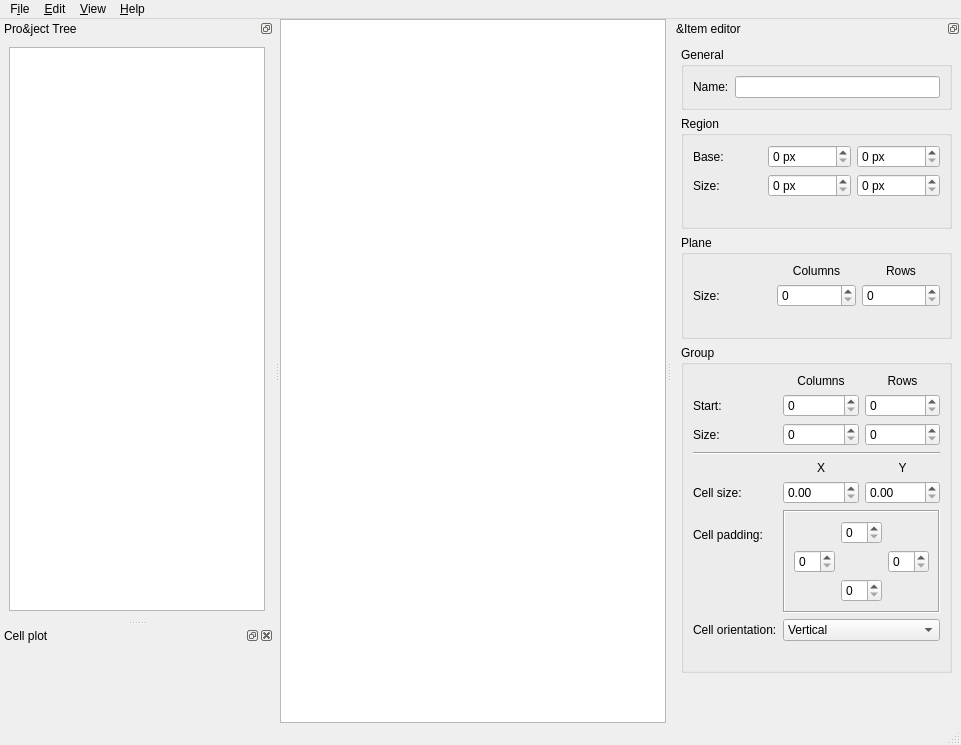
First picture: the form in pla/qtui/main.ui, repository peterbjornx/pladecode, before the edit.
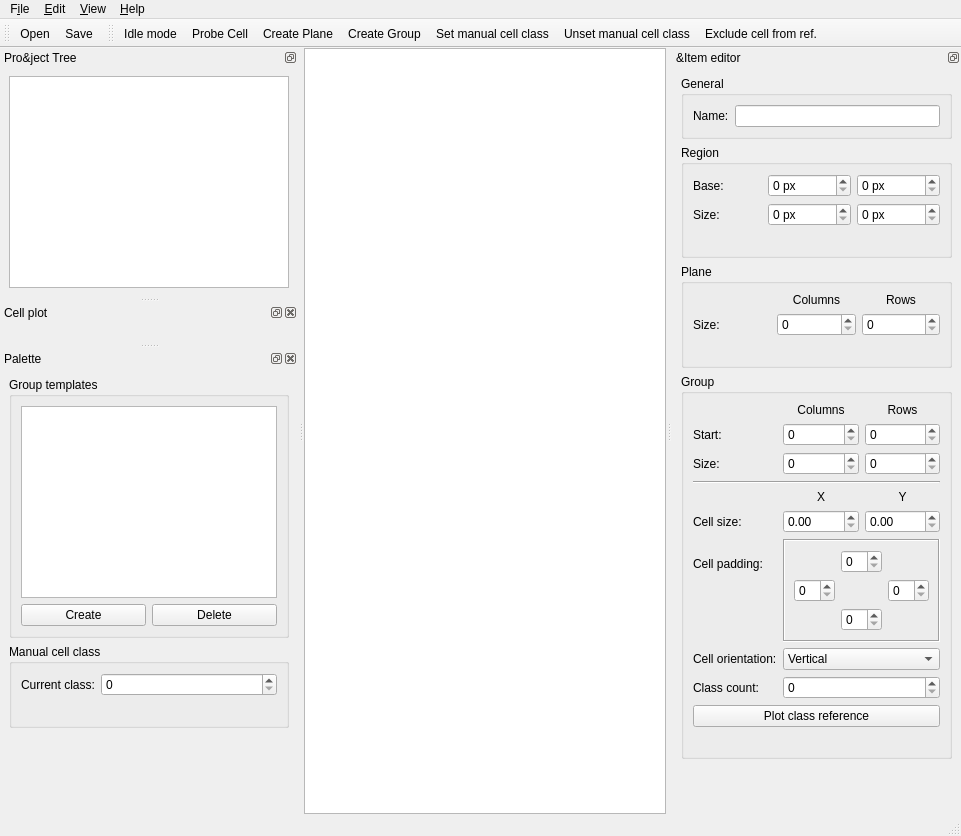
Second picture: the form after the edit. Icons and pictures are not drawn. Custom widgets are drawn as their Qt base class.

```diff
--- a/pla/qtui/main.ui
+++ b/pla/qtui/main.ui
@@ -7,7 +7,7 @@
     <x>0</x>
     <y>0</y>
     <width>961</width>
-    <height>745</height>
+    <height>836</height>
    </rect>
   </property>
   <property name="windowTitle">
@@ -336,6 +336,27 @@
           </property>
          </widget>
         </item>
+        <item row="10" column="1" colspan="2">
+         <widget class="QComboBox" name="cellOrientationCombo">
+          <item>
+           <property name="text">
+            <string>Vertical</string>
+           </property>
+          </item>
+          <item>
+           <property name="text">
+            <string>Horizontal</string>
+           </property>
+          </item>
+         </widget>
+        </item>
+        <item row="10" column="0">
+         <widget class="QLabel" name="label_15">
+          <property name="text">
+           <string>Cell orientation:</string>
+          </property>
+         </widget>
+        </item>
         <item row="1" column="0">
          <widget class="QLabel" name="label_5">
           <property name="text">
@@ -414,7 +435,7 @@
           </layout>
          </widget>
         </item>
-        <item row="11" column="1" colspan="2">
+        <item row="14" column="1" colspan="2">
          <spacer name="horizontalSpacer_3">
           <property name="orientation">
            <enum>Qt::Horizontal</enum>
@@ -427,6 +448,16 @@
           </property>
          </spacer>
         </item>
+        <item row="11" column="0">
+         <widget class="QLabel" name="label_16">
+          <property name="text">
+           <string>Class count:</string>
+          </property>
+         </widget>
+        </item>
+        <item row="11" column="1" colspan="2">
+         <widget class="QSpinBox" name="classCountSpin"/>
+        </item>
         <item row="0" column="2">
          <widget class="QLabel" name="label_9">
           <property name="text">
@@ -454,24 +485,10 @@
           </property>
          </widget>
         </item>
-        <item row="10" column="1" colspan="2">
-         <widget class="QComboBox" name="cellOrientationCombo">
-          <item>
-           <property name="text">
-            <string>Vertical</string>
-           </property>
-          </item>
-          <item>
-           <property name="text">
-            <string>Horizontal</string>
-           </property>
-          </item>
-         </widget>
-        </item>
-        <item row="10" column="0">
-         <widget class="QLabel" name="label_15">
+        <item row="12" column="0" colspan="3">
+         <widget class="QPushButton" name="plotRefButton">
           <property name="text">
-           <string>Cell orientation:</string>
+           <string>Plot class reference</string>
           </property>
          </widget>
         </item>
@@ -509,6 +526,123 @@
     </layout>
    </widget>
   </widget>
+  <widget class="QToolBar" name="modeToolbar">
+   <property name="windowTitle">
+    <string>toolBar</string>
+   </property>
+   <property name="toolButtonStyle">
+    <enum>Qt::ToolButtonTextUnderIcon</enum>
+   </property>
+   <attribute name="toolBarArea">
+    <enum>TopToolBarArea</enum>
+   </attribute>
+   <attribute name="toolBarBreak">
+    <bool>false</bool>
+   </attribute>
+   <addaction name="action_OpenFile"/>
+   <addaction name="action_SaveFile"/>
+  </widget>
+  <widget class="QToolBar" name="fileToolbar">
+   <property name="windowTitle">
+    <string>toolBar_2</string>
+   </property>
+   <attribute name="toolBarArea">
+    <enum>TopToolBarArea</enum>
+   </attribute>
+   <attribute name="toolBarBreak">
+    <bool>false</bool>
+   </attribute>
+   <addaction name="action_IdleMode"/>
+   <addaction name="action_ProbeCell"/>
+   <addaction name="action_CreatePlane"/>
+   <addaction name="action_CreateGroup"/>
+   <addaction name="action_SetCell"/>
+   <addaction name="action_ResetCell"/>
+   <addaction name="action_ExcCell"/>
+  </widget>
+  <widget class="QDockWidget" name="paletteDock">
+   <property name="windowTitle">
+    <string>Palette</string>
+   </property>
+   <attribute name="dockWidgetArea">
+    <number>1</number>
+   </attribute>
+   <widget class="QWidget" name="dockWidgetContents_5">
+    <layout class="QVBoxLayout" name="verticalLayout_3">
+     <item>
+      <widget class="QGroupBox" name="groupTempleGroup">
+       <property name="title">
+        <string>Group templates</string>
+       </property>
+       <layout class="QGridLayout" name="gridLayout_8">
+        <item row="1" column="0">
+         <widget class="QPushButton" name="createGroupTmplBtn">
+          <property name="text">
+           <string>Create</string>
+          </property>
+         </widget>
+        </item>
+        <item row="1" column="1">
+         <widget class="QPushButton" name="deleteGroupTmplBtn">
+          <property name="text">
+           <string>Delete</string>
+          </property>
+         </widget>
+        </item>
+        <item row="0" column="0" colspan="2">
+         <widget class="QListView" name="groupTemplateList"/>
+        </item>
+       </layout>
+      </widget>
+     </item>
+     <item>
+      <widget class="QGroupBox" name="groupBox_2">
+       <property name="title">
+        <string>Manual cell class</string>
+       </property>
+       <layout class="QGridLayout" name="gridLayout_9">
+        <item row="0" column="0">
+         <widget class="QLabel" name="label_17">
+          <property name="text">
+           <string>Current class:</string>
+          </property>
+         </widget>
+        </item>
+        <item row="0" column="1">
+         <widget class="QSpinBox" name="classSetSpin"/>
+        </item>
+        <item row="1" column="1">
+         <spacer name="horizontalSpacer_4">
+          <property name="orientation">
+           <enum>Qt::Horizontal</enum>
+          </property>
+          <property name="sizeHint" stdset="0">
+           <size>
+            <width>40</width>
+            <height>20</height>
+           </size>
+          </property>
+         </spacer>
+        </item>
+       </layout>
+      </widget>
+     </item>
+     <item>
+      <spacer name="verticalSpacer_2">
+       <property name="orientation">
+        <enum>Qt::Vertical</enum>
+       </property>
+       <property name="sizeHint" stdset="0">
+        <size>
+         <width>20</width>
+         <height>40</height>
+        </size>
+       </property>
+      </spacer>
+     </item>
+    </layout>
+   </widget>
+  </widget>
   <action name="action_About">
    <property name="text">
     <string>&amp;About</string>
@@ -616,6 +750,35 @@
     <string>E</string>
    </property>
   </action>
+  <action name="action_SetCell">
+   <property name="text">
+    <string>Set manual cell class</string>
+   </property>
+   <property name="shortcut">
+    <string>M</string>
+   </property>
+  </action>
+  <action name="action_ExcCell">
+   <property name="text">
+    <string>Exclude cell from ref.</string>
+   </property>
+   <property name="shortcut">
+    <string>N</string>
+   </property>
+  </action>
+  <action name="action_IdleMode">
+   <property name="text">
+    <string>Idle mode</string>
+   </property>
+   <property name="shortcut">
+    <string>Esc</string>
+   </property>
+  </action>
+  <action name="action_ResetCell">
+   <property name="text">
+    <string>Unset manual cell class</string>
+   </property>
+  </action>
  </widget>
  <customwidgets>
   <customwidget>
```
Left out of the diff: 4 changed lines with no effect on the pictures.
